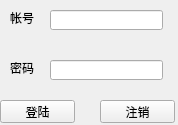
This is mainwindow.ui in ROTC/bit-network-login as Qt 5 draws it before an edit. The edited form follows.
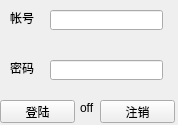
This is the edited form.

Commit message: login_out

The edit to the form file:
```diff
--- a/mainwindow.ui
+++ b/mainwindow.ui
@@ -89,6 +89,19 @@
      <string>注销</string>
     </property>
    </widget>
+   <widget class="QLabel" name="label">
+    <property name="geometry">
+     <rect>
+      <x>80</x>
+      <y>100</y>
+      <width>57</width>
+      <height>15</height>
+     </rect>
+    </property>
+    <property name="text">
+     <string>off</string>
+    </property>
+   </widget>
   </widget>
  </widget>
  <layoutdefault spacing="6" margin="11"/>
```
The commit also changes 2 other files.
